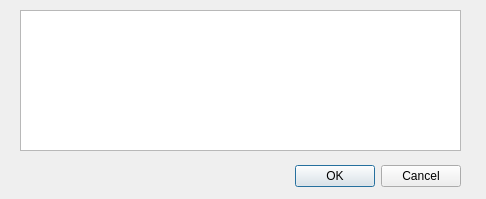
The window that ExceptionDialog.ui (RealAvocado/Qt_DataVisualization) describes before a commit, drawn with Qt 5.
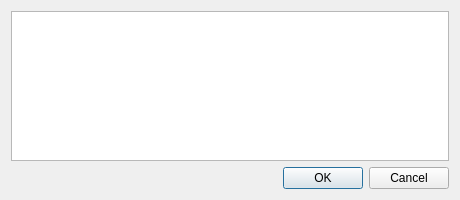
The same window after the commit.

```diff
--- a/ExceptionDialog.ui
+++ b/ExceptionDialog.ui
@@ -6,22 +6,19 @@
    <rect>
     <x>0</x>
     <y>0</y>
-    <width>486</width>
-    <height>199</height>
+    <width>460</width>
+    <height>200</height>
    </rect>
   </property>
   <property name="windowTitle">
    <string>ERROR</string>
   </property>
+  <layout class="QVBoxLayout" name="verticalLayout">
+   <item>
+    <widget class="QTextBrowser" name="textBrowser"/>
+   </item>
+   <item>
   <widget class="QDialogButtonBox" name="buttonBox">
-   <property name="geometry">
-    <rect>
-     <x>120</x>
-     <y>160</y>
-     <width>341</width>
-     <height>32</height>
-    </rect>
-   </property>
    <property name="orientation">
     <enum>Qt::Horizontal</enum>
    </property>
@@ -29,16 +26,8 @@
     <set>QDialogButtonBox::Cancel|QDialogButtonBox::Ok</set>
    </property>
   </widget>
-  <widget class="QTextBrowser" name="textBrowser">
-   <property name="geometry">
-    <rect>
-     <x>20</x>
-     <y>10</y>
-     <width>441</width>
-     <height>141</height>
-    </rect>
-   </property>
-  </widget>
+   </item>
+  </layout>
  </widget>
  <resources/>
  <connections>
```
Lines whose indentation alone changed are shown as unchanged.
